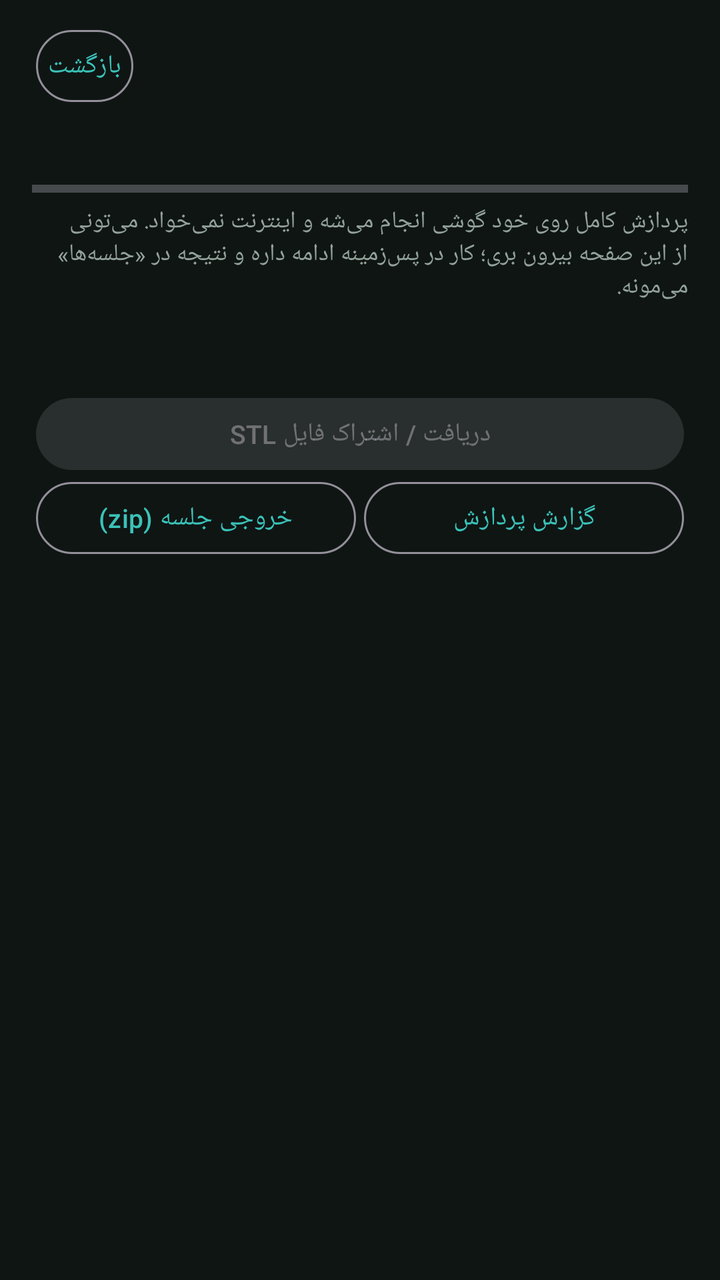
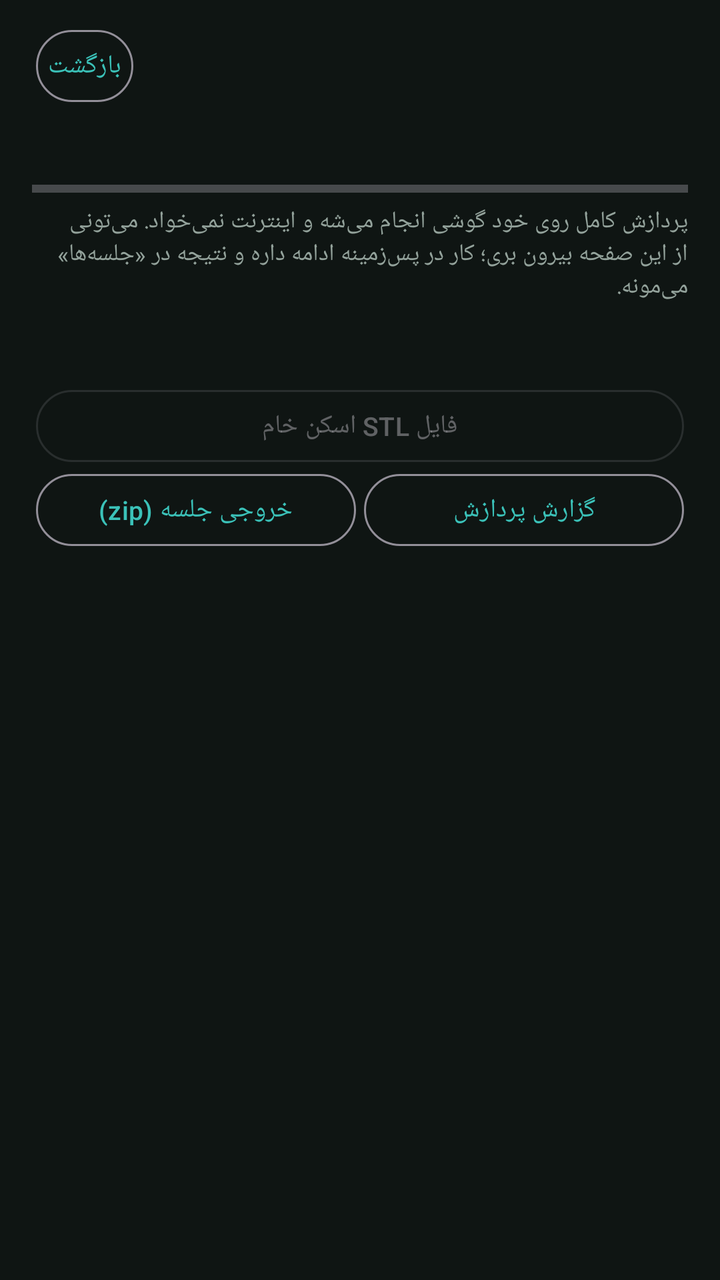

An Android layout rendered at two revisions. The XML below is the earlier revision; the diff shows what the commit changed to produce the second picture.
<!-- AndroidManifest.xml: application theme Theme.Scan3D -->
<!-- res/layout/activity_result.xml -->
<?xml version="1.0" encoding="utf-8"?>
<ScrollView xmlns:android="http://schemas.android.com/apk/res/android"
    android:id="@+id/root" android:layout_width="match_parent" android:layout_height="match_parent" android:background="#0F1513" android:fillViewport="true">
<LinearLayout android:id="@+id/content" android:layout_width="match_parent" android:layout_height="wrap_content" android:orientation="vertical"
    android:paddingStart="16dp" android:paddingEnd="16dp" android:paddingTop="12dp" android:paddingBottom="16dp" android:layoutDirection="rtl">

    <LinearLayout android:layout_width="match_parent" android:layout_height="wrap_content" android:orientation="horizontal" android:gravity="center_vertical">
        <TextView android:id="@+id/title" android:layout_width="0dp" android:layout_weight="1" android:layout_height="wrap_content" android:textColor="#E5ECE8" android:textSize="20sp" android:textStyle="bold" />
        <Button android:id="@+id/btnBack" style="@style/Scan3D.Button.Outlined" android:layout_width="wrap_content" android:layout_height="wrap_content" android:text="@string/back" />
    </LinearLayout>

    <TextView android:id="@+id/state" android:layout_width="match_parent" android:layout_height="wrap_content" android:textColor="#3BC2B9" android:textSize="15sp" android:paddingTop="8dp" />
    <ProgressBar android:id="@+id/progress" style="?android:attr/progressBarStyleHorizontal" android:layout_width="match_parent" android:layout_height="wrap_content" android:max="100" android:paddingTop="4dp" />
    <TextView android:id="@+id/hint" android:layout_width="match_parent" android:layout_height="wrap_content" android:textColor="#93A29B" android:textSize="12sp" android:text="@string/bg_hint" />

    <ImageView android:id="@+id/preview" android:layout_width="match_parent" android:layout_height="wrap_content" android:adjustViewBounds="true" android:paddingTop="10dp" android:contentDescription="@string/result" />
    <TextView android:id="@+id/info" android:layout_width="match_parent" android:layout_height="wrap_content" android:textColor="#93A29B" android:fontFamily="monospace" android:textDirection="ltr" android:gravity="start" android:textSize="12sp" android:paddingTop="10dp" android:lineSpacingExtra="2dp" />

    <Button android:id="@+id/btnShare" style="@style/Scan3D.Button" android:layout_width="match_parent" android:layout_height="wrap_content" android:layout_marginTop="8dp" android:text="@string/share_stl" android:enabled="false" />
    <LinearLayout android:layout_width="match_parent" android:layout_height="wrap_content" android:orientation="horizontal">
        <Button android:id="@+id/btnLog" style="@style/Scan3D.Button.Outlined" android:layout_width="0dp" android:layout_weight="1" android:layout_height="wrap_content" android:text="@string/show_log" />
        <Button android:id="@+id/btnExport" style="@style/Scan3D.Button.Outlined" android:layout_width="0dp" android:layout_weight="1" android:layout_height="wrap_content" android:text="@string/export_session" />
    </LinearLayout>
    <TextView android:id="@+id/log" android:layout_width="match_parent" android:layout_height="wrap_content" android:textColor="#93A29B" android:fontFamily="monospace" android:textDirection="ltr" android:gravity="start" android:textSize="10sp" android:visibility="gone" />
</LinearLayout>
</ScrollView>
<!-- resources referenced by this layout -->
<resources>
  <string name="back">بازگشت</string>
  <string name="bg_hint">پردازش کامل روی خود گوشی انجام می‌شه و اینترنت نمی‌خواد. می‌تونی از این صفحه بیرون بری؛ کار در پس‌زمینه ادامه داره و نتیجه در «جلسه‌ها» می‌مونه.</string>
  <string name="export_session">خروجی جلسه (zip)</string>
  <string name="result">نتیجه</string>
  <string name="share_stl">دریافت / اشتراک فایل STL</string>
  <string name="show_log">گزارش پردازش</string>
  <style name="Scan3D.Button" parent="Widget.Material3.Button">
          <item name="android:insetTop">3dp</item>
          <item name="android:insetBottom">3dp</item>
          <item name="android:minHeight">42dp</item>
          <item name="android:minWidth">0dp</item>
          <item name="android:paddingStart">6dp</item>
          <item name="android:paddingEnd">6dp</item>
          <item name="android:textSize">13sp</item>
          <item name="android:maxLines">1</item>
          <item name="android:ellipsize">end</item>
          <item name="android:layout_marginStart">2dp</item>
          <item name="android:layout_marginEnd">2dp</item>
      </style>
  <style name="Scan3D.Button.Outlined" parent="Widget.Material3.Button.OutlinedButton">
          <item name="android:insetTop">3dp</item>
          <item name="android:insetBottom">3dp</item>
          <item name="android:minHeight">42dp</item>
          <item name="android:minWidth">0dp</item>
          <item name="android:paddingStart">6dp</item>
          <item name="android:paddingEnd">6dp</item>
          <item name="android:textSize">13sp</item>
          <item name="android:maxLines">1</item>
          <item name="android:ellipsize">end</item>
          <item name="android:layout_marginStart">2dp</item>
          <item name="android:layout_marginEnd">2dp</item>
      </style>
  <style name="Theme.Scan3D" parent="Theme.Material3.Dark.NoActionBar">
          <item name="colorPrimary">#3BC2B9</item>
          <item name="colorOnPrimary">#06201E</item>
          <item name="android:windowBackground">#0F1513</item>
          <item name="android:statusBarColor">@android:color/transparent</item>
          <item name="android:navigationBarColor">@android:color/transparent</item>
          <item name="android:windowLightStatusBar">false</item>
      </style>
</resources>

<!-- the commit's change to res/layout/activity_result.xml (unified diff, before → after) -->
@@ -13,10 +13,22 @@
     <ProgressBar android:id="@+id/progress" style="?android:attr/progressBarStyleHorizontal" android:layout_width="match_parent" android:layout_height="wrap_content" android:max="100" android:paddingTop="4dp" />
     <TextView android:id="@+id/hint" android:layout_width="match_parent" android:layout_height="wrap_content" android:textColor="#93A29B" android:textSize="12sp" android:text="@string/bg_hint" />
 
-    <ImageView android:id="@+id/preview" android:layout_width="match_parent" android:layout_height="wrap_content" android:adjustViewBounds="true" android:paddingTop="10dp" android:contentDescription="@string/result" />
+    
+    <LinearLayout android:id="@+id/cleanBox" android:layout_width="match_parent" android:layout_height="wrap_content" android:orientation="vertical" android:visibility="gone"
+        android:layout_marginTop="12dp" android:padding="12dp" android:background="#17201D">
+        <TextView android:layout_width="match_parent" android:layout_height="wrap_content" android:text="@string/clean_title" android:textColor="#3BC2B9" android:textSize="15sp" android:textStyle="bold" />
+        <ImageView android:id="@+id/previewClean" android:layout_width="match_parent" android:layout_height="wrap_content" android:adjustViewBounds="true" android:paddingTop="8dp" android:contentDescription="@string/clean_title" />
+        <TextView android:id="@+id/cleanDims" android:layout_width="match_parent" android:layout_height="wrap_content" android:textColor="#E5ECE8" android:textSize="14sp" android:paddingTop="8dp" android:lineSpacingExtra="3dp" />
+        <TextView android:id="@+id/cleanWarn" android:layout_width="match_parent" android:layout_height="wrap_content" android:textColor="#E8B04A" android:textSize="13sp" android:paddingTop="6dp" android:lineSpacingExtra="2dp" android:visibility="gone" />
+        <Button android:id="@+id/btnShareClean" style="@style/Scan3D.Button" android:layout_width="match_parent" android:layout_height="wrap_content" android:layout_marginTop="8dp" android:text="@string/share_clean" />
+    </LinearLayout>
+    <TextView android:id="@+id/cleanNone" android:layout_width="match_parent" android:layout_height="wrap_content" android:text="@string/clean_none" android:textColor="#E8B04A" android:textSize="13sp" android:paddingTop="10dp" android:visibility="gone" />
+
+    <TextView android:id="@+id/rawTitle" android:layout_width="match_parent" android:layout_height="wrap_content" android:text="@string/raw_title" android:textColor="#93A29B" android:textSize="14sp" android:textStyle="bold" android:paddingTop="14dp" android:visibility="gone" />
+    <ImageView android:id="@+id/preview" android:layout_width="match_parent" android:layout_height="wrap_content" android:adjustViewBounds="true" android:paddingTop="6dp" android:contentDescription="@string/result" />
     <TextView android:id="@+id/info" android:layout_width="match_parent" android:layout_height="wrap_content" android:textColor="#93A29B" android:fontFamily="monospace" android:textDirection="ltr" android:gravity="start" android:textSize="12sp" android:paddingTop="10dp" android:lineSpacingExtra="2dp" />
 
-    <Button android:id="@+id/btnShare" style="@style/Scan3D.Button" android:layout_width="match_parent" android:layout_height="wrap_content" android:layout_marginTop="8dp" android:text="@string/share_stl" android:enabled="false" />
+    <Button android:id="@+id/btnShare" style="@style/Scan3D.Button.Outlined" android:layout_width="match_parent" android:layout_height="wrap_content" android:layout_marginTop="8dp" android:text="@string/share_stl" android:enabled="false" />
     <LinearLayout android:layout_width="match_parent" android:layout_height="wrap_content" android:orientation="horizontal">
         <Button android:id="@+id/btnLog" style="@style/Scan3D.Button.Outlined" android:layout_width="0dp" android:layout_weight="1" android:layout_height="wrap_content" android:text="@string/show_log" />
         <Button android:id="@+id/btnExport" style="@style/Scan3D.Button.Outlined" android:layout_width="0dp" android:layout_weight="1" android:layout_height="wrap_content" android:text="@string/export_session" />
<!-- resource entries referenced after the edit -->
@@ -2,9 +2,13 @@
 <resources>
   <string name="back">بازگشت</string>
   <string name="bg_hint">پردازش کامل روی خود گوشی انجام می‌شه و اینترنت نمی‌خواد. می‌تونی از این صفحه بیرون بری؛ کار در پس‌زمینه ادامه داره و نتیجه در «جلسه‌ها» می‌مونه.</string>
+  <string name="clean_none">شکل این جسم شبیه جعبهٔ گردگوشه نبود؛ فقط مدل اسکن خام ساخته شد.</string>
+  <string name="clean_title">مدل تمیز (برازش جعبهٔ گردگوشه)</string>
   <string name="export_session">خروجی جلسه (zip)</string>
+  <string name="raw_title">اسکن خام (هال بصری)</string>
   <string name="result">نتیجه</string>
-  <string name="share_stl">دریافت / اشتراک فایل STL</string>
+  <string name="share_clean">فایل STL مدل تمیز (قابل چاپ)</string>
+  <string name="share_stl">فایل STL اسکن خام</string>
   <string name="show_log">گزارش پردازش</string>
   <style name="Scan3D.Button" parent="Widget.Material3.Button">
           <item name="android:insetTop">3dp</item>
